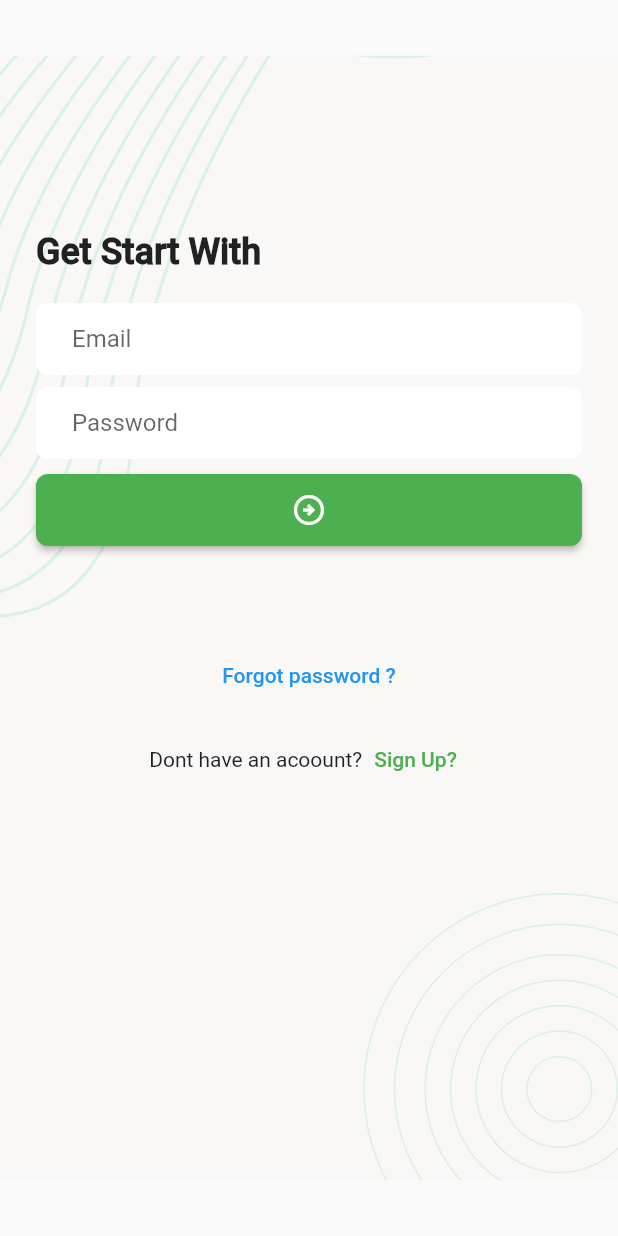
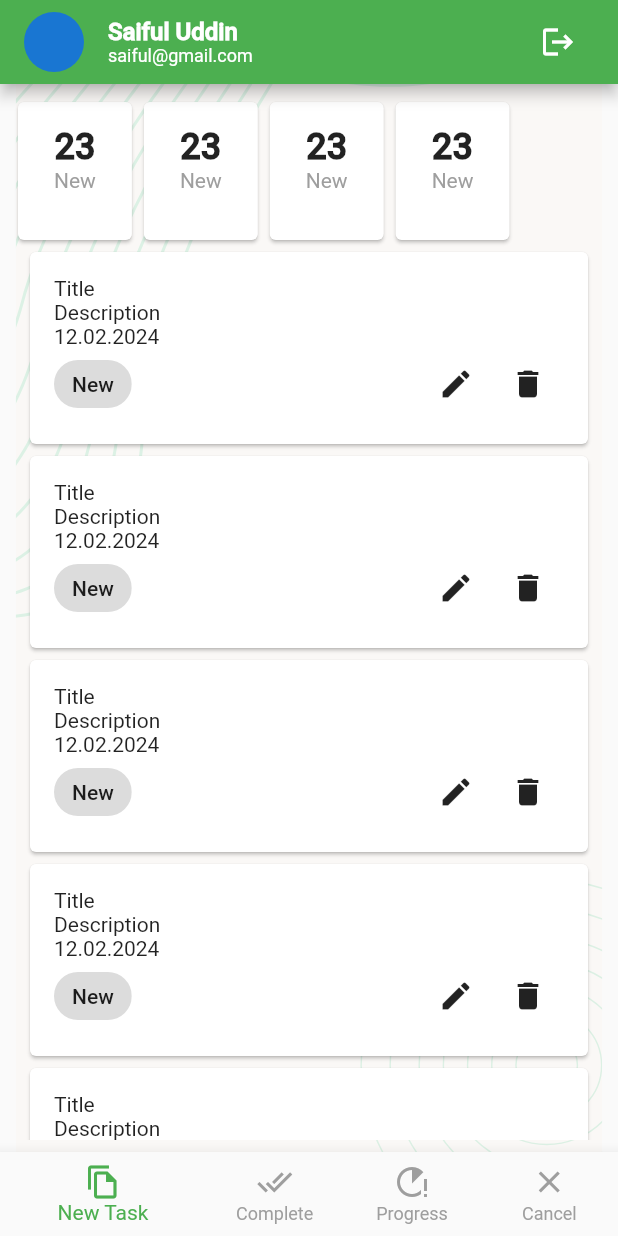
Before and after one commit to SaifulN2020/task_manager, a Flutter app: the SignInScreen screen opened directly, after a tap on the "arrow circle right" icon, on a phone screen of 412 x 824 dp. Run offline on Flutter 3.47's test engine with Material 2 defaults, Android fonts, the phone set to English and light mode, and no system bars; our stand-ins replace flutter_svg, pin_code_fields.

Commit message:
ui process

```diff
--- a/lib/presentation/screen/email_verification_screen.dart
+++ b/lib/presentation/screen/auth/email_verification_screen.dart
@@ -1,5 +1,5 @@
 import 'package:flutter/material.dart';
-import 'package:task_manager/presentation/screen/pin_verification_screen.dart';
+import 'package:task_manager/presentation/screen/auth/pin_verification_screen.dart';
 import 'package:task_manager/presentation/widget/background_setup.dart';
 
 class EmailVerificationScreen extends StatefulWidget {
--- a/lib/presentation/screen/sign_in_screen.dart
+++ b/lib/presentation/screen/auth/sign_in_screen.dart
@@ -1,6 +1,7 @@
 import 'package:flutter/material.dart';
-import 'package:task_manager/presentation/screen/email_verification_screen.dart';
-import 'package:task_manager/presentation/screen/sign_up_screen.dart';
+import 'package:task_manager/presentation/screen/auth/email_verification_screen.dart';
+import 'package:task_manager/presentation/screen/main_bottom_nav_screen.dart';
+import 'package:task_manager/presentation/screen/auth/sign_up_screen.dart';
 import 'package:task_manager/presentation/widget/background_setup.dart';
 
 class SignInScreen extends StatefulWidget {
@@ -26,7 +27,7 @@ class _SignInScreenState extends State<SignInScreen> {
               child: Column(
                 crossAxisAlignment: CrossAxisAlignment.start,
                 children: [
-                  SizedBox(
+                  const SizedBox(
                     height: 130,
                   ),
                   const Text(
@@ -49,18 +50,25 @@ class _SignInScreenState extends State<SignInScreen> {
                     obscureText: true,
                     decoration: const InputDecoration(hintText: "Password"),
                   ),
-                  SizedBox(height: 10,),
+                  const SizedBox(
+                    height: 10,
+                  ),
                   SizedBox(
                     width: double.infinity,
                     child: ElevatedButton(
-                      onPressed: () {},
+                      onPressed: () {
+                        Navigator.pushAndRemoveUntil(context,
+                            MaterialPageRoute(builder: (context){
+                              return MainBottomNavScreen();
+                            }), (route) => false);
+                      },
                       child: Icon(Icons.arrow_circle_right_outlined),
                     ),
                   ),
-                  SizedBox(
+                  const SizedBox(
                     height: 8,
                   ),
-                  SizedBox(
+                  const SizedBox(
                     height: 54,
                   ),
                   Center(
@@ -76,7 +84,7 @@ class _SignInScreenState extends State<SignInScreen> {
                             );
                           },
                           child: const Text("Forgot password ?"))),
-                  SizedBox(
+                  const SizedBox(
                     height: 8,
                   ),
                   Row(
@@ -90,7 +98,7 @@ class _SignInScreenState extends State<SignInScreen> {
                               return const SignUpScreen();
                             }));
                           },
-                          child: Text(
+                          child: const Text(
                             "Sign Up?",
                             style: TextStyle(color: Colors.green),
                           ))
--- /dev/null
+++ b/lib/presentation/screen/main_bottom_nav_screen.dart
@@ -0,0 +1,60 @@
+import 'package:flutter/material.dart';
+import 'package:task_manager/presentation/screen/new_task_screen.dart';
+import 'package:task_manager/presentation/utils/app_colors.dart';
+
+class MainBottomNavScreen extends StatefulWidget {
+  const MainBottomNavScreen({Key? key}) : super(key: key);
+
+  @override
+  State<MainBottomNavScreen> createState() => _MainBottomNavScreenState();
+}
+
+class _MainBottomNavScreenState extends State<MainBottomNavScreen> {
+  int _currentSelectedIndex = 0;
+  final List<Widget> _screen = [
+    const NewTaskScreen(),
+    const NewTaskScreen(),
+    const NewTaskScreen(),
+    const NewTaskScreen(),
+  ];
+  @override
+  Widget build(BuildContext context) {
+    return Scaffold(
+      body: _screen[_currentSelectedIndex],
+      bottomNavigationBar: BottomNavigationBar(
+        currentIndex: _currentSelectedIndex,
+        selectedItemColor: AppColors.themeColor,
+        unselectedItemColor: Colors.grey,
+        showUnselectedLabels: true,
+        onTap: (index) {
+          _currentSelectedIndex = index;
+          if (mounted) {
+            setState(() {});
+          }
+        },
+        items: const [
+          BottomNavigationBarItem(
+              icon: Icon(
+                Icons.file_copy_outlined,
+              ),
+              label: "New Task"),
+          BottomNavigationBarItem(
+              icon: Icon(
+                Icons.done_all,
+              ),
+              label: "Complete"),
+          BottomNavigationBarItem(
+              icon: Icon(
+                Icons.running_with_errors_sharp,
+              ),
+              label: "Progress"),
+          BottomNavigationBarItem(
+              icon: Icon(
+                Icons.close,
+              ),
+              label: "Cancel"),
+        ],
+      ),
+    );
+  }
+}
--- /dev/null
+++ b/lib/presentation/screen/new_task_screen.dart
@@ -0,0 +1,62 @@
+import 'package:flutter/material.dart';
+import 'package:task_manager/presentation/widget/background_setup.dart';
+
+import '../widget/profile_bar.dart';
+import '../widget/task_card.dart';
+import '../widget/task_counter_card.dart';
+
+class NewTaskScreen extends StatefulWidget {
+  const NewTaskScreen({Key? key}) : super(key: key);
+
+  @override
+  State<NewTaskScreen> createState() => _NewTaskScreenState();
+}
+
+class _NewTaskScreenState extends State<NewTaskScreen> {
+  @override
+  Widget build(BuildContext context) {
+    return Scaffold(
+      appBar: profileAppBar,
+      body: BackgroundSetup(
+        child: Padding(
+          padding: const EdgeInsets.all(8.0),
+          child: Column(
+            children: [
+              taskCounterSection,
+              Expanded(
+                child: ListView.builder(
+                  itemCount: 5,
+                  itemBuilder: (context, index) {
+                    return const TaskCard();
+                  },
+                ),
+              ),
+            ],
+          ),
+        ),
+      ),
+    );
+  }
+}
+
+
+Widget get taskCounterSection {
+  return SizedBox(
+    height: 100,
+    child: ListView.separated(
+      scrollDirection: Axis.horizontal,
+      itemCount: 4,
+      itemBuilder: (context, index) {
+        return const TaskCounterCard(
+          amount: 23,
+          title: "New",
+        );
+      },
+      separatorBuilder: (_, __) {
+        return const SizedBox(
+          height: 8,
+        );
+      },
+    ),
+  );
+}
--- a/lib/presentation/screen/splash_screen.dart
+++ b/lib/presentation/screen/splash_screen.dart
@@ -1,5 +1,5 @@
 import 'package:flutter/material.dart';
-import 'package:task_manager/presentation/screen/sign_in_screen.dart';
+import 'package:task_manager/presentation/screen/auth/sign_in_screen.dart';
 import 'package:task_manager/presentation/widget/background_setup.dart';
 
 import '../widget/app_logo.dart';
--- /dev/null
+++ b/lib/presentation/widget/profile_bar.dart
@@ -0,0 +1,36 @@
+import 'package:flutter/material.dart';
+
+import '../utils/app_colors.dart';
+
+PreferredSizeWidget get profileAppBar {
+  return AppBar(
+    backgroundColor: AppColors.themeColor,
+    title: Row(
+      children: [
+        const CircleAvatar(),
+        const SizedBox(
+          width: 16,
+        ),
+        const Expanded(
+          child: Column(
+            crossAxisAlignment: CrossAxisAlignment.start,
+            children: [
+              Text(
+                "Saiful Uddin",
+                style: TextStyle(fontSize: 16, color: Colors.white),
+              ),
+              Text(
+                "saiful@gmail.com",
+                style: TextStyle(
+                    fontSize: 12,
+                    color: Colors.white,
+                    fontWeight: FontWeight.w400),
+              ),
+            ],
+          ),
+        ),
+        IconButton(onPressed: () {}, icon: const Icon(Icons.logout))
+      ],
+    ),
+  );
+}
--- /dev/null
+++ b/lib/presentation/widget/task_card.dart
@@ -0,0 +1,41 @@
+
+import 'package:flutter/cupertino.dart';
+import 'package:flutter/material.dart';
+
+class TaskCard extends StatelessWidget {
+  const TaskCard({
+    super.key,
+  });
+
+  @override
+  Widget build(BuildContext context) {
+    return Card(
+      color: Colors.white,
+      margin: const EdgeInsets.symmetric(
+          horizontal: 12, vertical: 4),
+      child: Padding(
+        padding: const EdgeInsets.all(16.0),
+        child: Column(
+          crossAxisAlignment: CrossAxisAlignment.start,
+          children: [
+            Text("Title"),
+            Text("Description"),
+            Text("12.02.2024"),
+            Row(
+              children: [
+                Chip(label: Text("New")),
+                Spacer(),
+                IconButton(
+                    onPressed: () {},
+                    icon: const Icon(Icons.edit)),
+                IconButton(
+                    onPressed: () {},
+                    icon: const Icon(Icons.delete)),
+              ],
+            )
+          ],
+        ),
+      ),
+    );
+  }
+}
--- /dev/null
+++ b/lib/presentation/widget/task_counter_card.dart
@@ -0,0 +1,33 @@
+import 'package:flutter/cupertino.dart';
+import 'package:flutter/material.dart';
+
+class TaskCounterCard extends StatelessWidget {
+  const TaskCounterCard({
+    super.key,
+    required this.amount,
+    required this.title,
+  });
+  final int amount;
+  final String title;
+
+  @override
+  Widget build(BuildContext context) {
+    return Card(
+      child: Padding(
+        padding: EdgeInsets.symmetric(vertical: 16.0, horizontal: 24),
+        child: Column(
+          children: [
+            Text(
+              "$amount",
+              style: TextStyle(fontSize: 24, fontWeight: FontWeight.bold),
+            ),
+            Text(
+              title,
+              style: TextStyle(fontSize: 14, color: Colors.grey),
+            )
+          ],
+        ),
+      ),
+    );
+  }
+}
```
Also changed, not shown: lib/app.dart (+8 -6 lines), lib/presentation/screen/auth/pin_verification_screen.dart (renamed from lib/presentation/screen/pin_verification_screen.dart, +19 -18 lines), lib/presentation/screen/auth/set_password_screen.dart (added, +85 -0 lines), lib/presentation/screen/auth/sign_up_screen.dart (renamed from lib/presentation/screen/sign_up_screen.dart, +6 -6 lines), lib/presentation/screen/set_password_screen.dart (deleted, +0 -63 lines).
